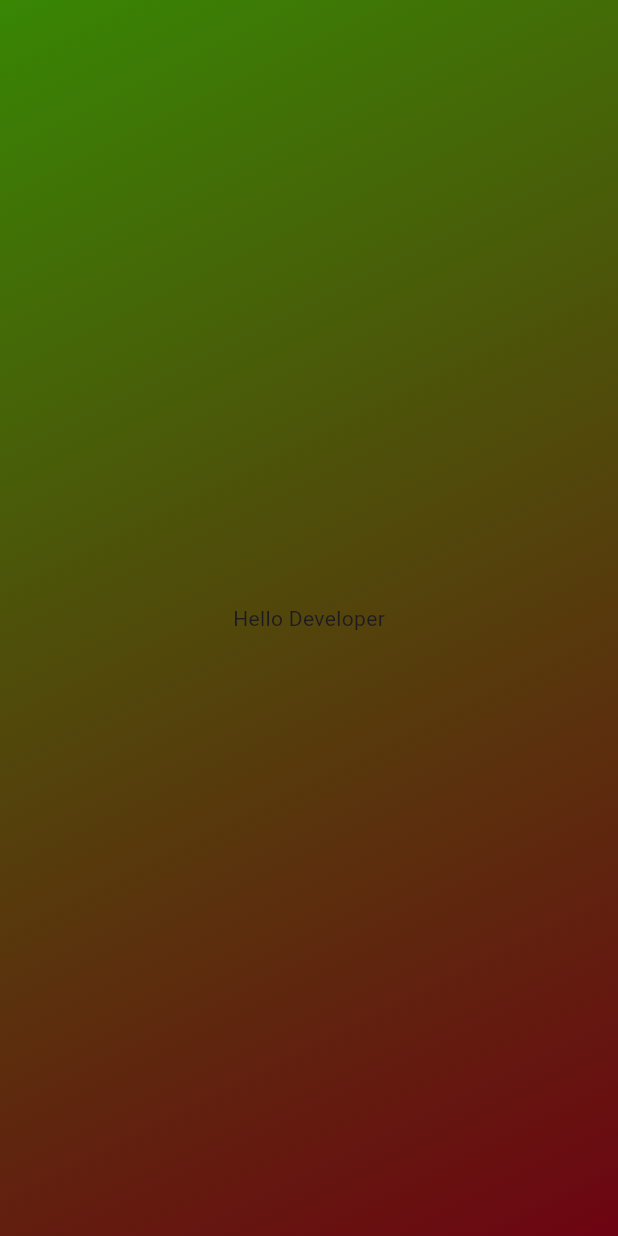
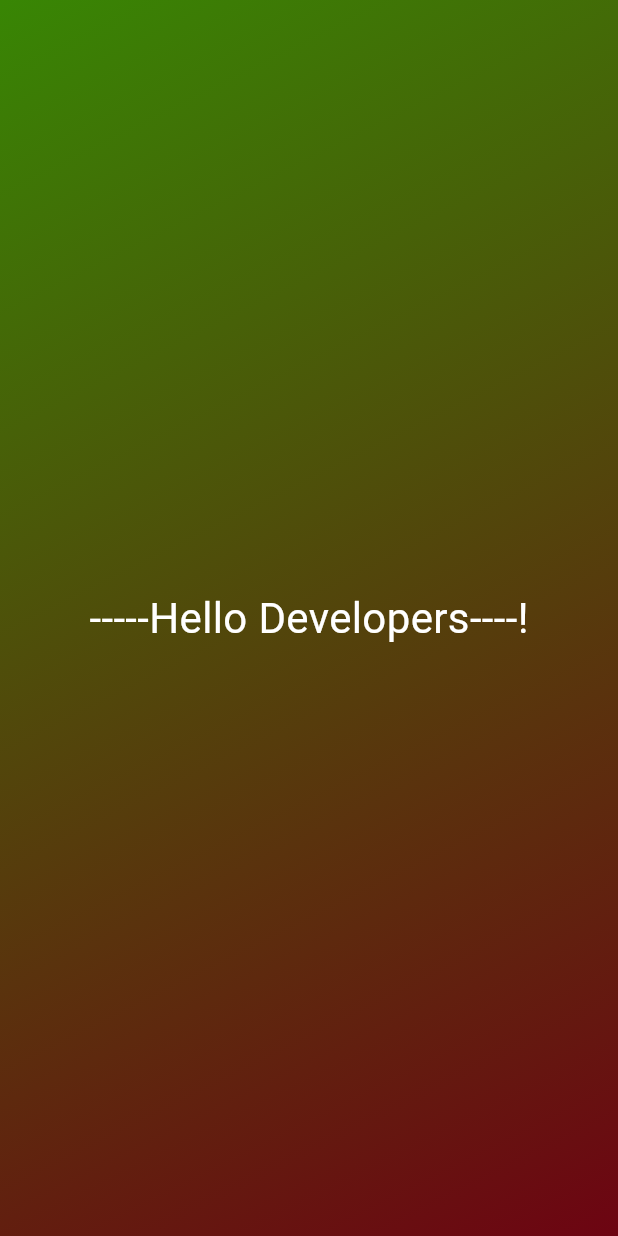
Before and after one commit to Sandipshrestha1/Dice_Roller, a Flutter app: the screen it shows after launch, on a phone screen of 412 x 824 dp. Run offline on Flutter 3.47's test engine with Material 3 defaults, Android fonts, the phone set to English and light mode, and no system bars.

Commit message:
Dynamic text

```diff
--- a/dice_roller_app/lib/gradient_container.dart
+++ b/dice_roller_app/lib/gradient_container.dart
@@ -1,4 +1,5 @@
 import 'package:flutter/material.dart';
+import 'styled_text.dart';
 
 const startAlignent = Alignment.topLeft;
 const endAlignment = Alignment.bottomRight;
@@ -17,10 +18,9 @@ class GradientContainer extends StatelessWidget {
           end: endAlignment,
         ),
       ),
-      child: const Center
-
-      (
-        child: Text("Hello Developer"),),
+      child:  Center(
+        child: StyledText("-----Hello Developers----!"),
+      ),
     );
   }
 }
--- a/dice_roller_app/lib/styled_text.dart
+++ b/dice_roller_app/lib/styled_text.dart
@@ -0,0 +1,16 @@
+import 'package:flutter/material.dart';
+
+class StyledText extends StatelessWidget {
+   StyledText(this.text ,{super.key});
+String text;
+  @override
+  Widget build(BuildContext context) {
+    return  Text(
+    text,
+      style: const TextStyle(
+        color: Colors.white,
+        fontSize: 28,
+      ),
+    );
+  }
+}
```
